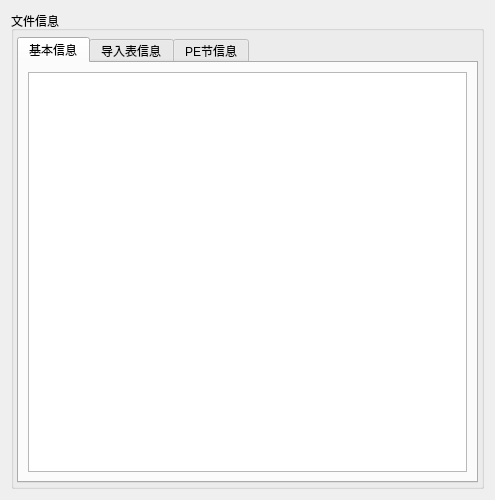
This is src/UILib/detail.ui in zengrx/S.M.A.R.T as Qt 5 draws it before an edit. The edited form follows.
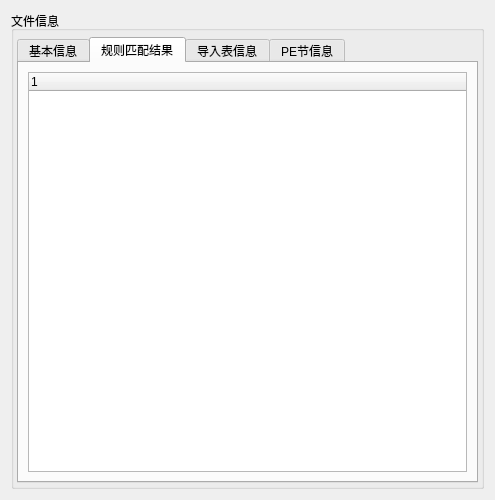
This is the edited form. The open tabs and pages were chosen to show the change.

What changed in the file:
```diff
--- a/src/UILib/detail.ui
+++ b/src/UILib/detail.ui
@@ -55,6 +55,22 @@
             </item>
            </layout>
           </widget>
+          <widget class="QWidget" name="tab_2">
+           <attribute name="title">
+            <string>规则匹配结果</string>
+           </attribute>
+           <layout class="QHBoxLayout" name="horizontalLayout_2">
+            <item>
+             <widget class="QTreeWidget" name="treeWidget_2">
+              <column>
+               <property name="text">
+                <string notr="true">1</string>
+               </property>
+              </column>
+             </widget>
+            </item>
+           </layout>
+          </widget>
           <widget class="QWidget" name="tab_4">
            <attribute name="title">
             <string>导入表信息</string>
```
